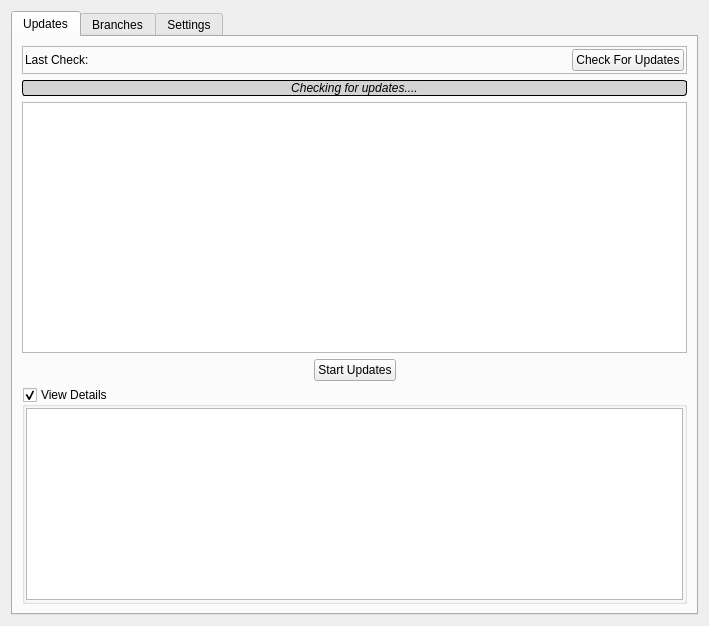
This is src-qt5/gui_client/pages/page_updates.ui in trueos/sysadm-ui-qt as Qt 5 draws it before an edit. The edited form follows.
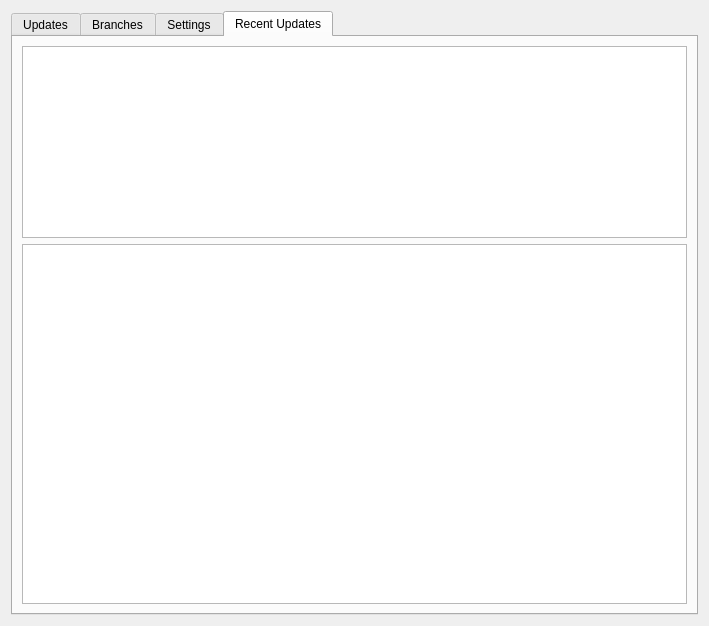
This is the edited form. The open tabs and pages were chosen to show the change. Icons and pictures are not drawn.

Commit message: Clean up the update manager page and messages a bit. Now it is possible to read old update logs, and some of the interface text has been updated to reflect the difference between the download/install update phases.

Patch:
```diff
--- a/src-qt5/gui_client/pages/page_updates.ui
+++ b/src-qt5/gui_client/pages/page_updates.ui
@@ -83,7 +83,7 @@
              <item>
               <widget class="QPushButton" name="push_start_updates">
                <property name="text">
-                <string>Start Updates</string>
+                <string>Download and Prepare Updates</string>
                </property>
                <property name="icon">
                 <iconset resource="../../icons/icons.qrc">
@@ -567,6 +567,43 @@
        </item>
       </layout>
      </widget>
+     <widget class="QWidget" name="tab_4">
+      <attribute name="icon">
+       <iconset resource="../../icons/icons.qrc">
+        <normaloff>:/icons/black/archivebox.svg</normaloff>:/icons/black/archivebox.svg</iconset>
+      </attribute>
+      <attribute name="title">
+       <string>Recent Updates</string>
+      </attribute>
+      <layout class="QVBoxLayout" name="verticalLayout_7">
+       <item>
+        <widget class="QListWidget" name="list_logs">
+         <property name="sizePolicy">
+          <sizepolicy hsizetype="Expanding" vsizetype="Preferred">
+           <horstretch>0</horstretch>
+           <verstretch>0</verstretch>
+          </sizepolicy>
+         </property>
+         <property name="sortingEnabled">
+          <bool>true</bool>
+         </property>
+        </widget>
+       </item>
+       <item>
+        <widget class="QPlainTextEdit" name="text_log">
+         <property name="tabChangesFocus">
+          <bool>true</bool>
+         </property>
+         <property name="readOnly">
+          <bool>true</bool>
+         </property>
+         <property name="textInteractionFlags">
+          <set>Qt::LinksAccessibleByMouse|Qt::TextSelectableByMouse</set>
+         </property>
+        </widget>
+       </item>
+      </layout>
+     </widget>
     </widget>
    </item>
   </layout>
```
Left out of the diff: 2 changed lines with no effect on the pictures. The commit also changes 3 other files.
